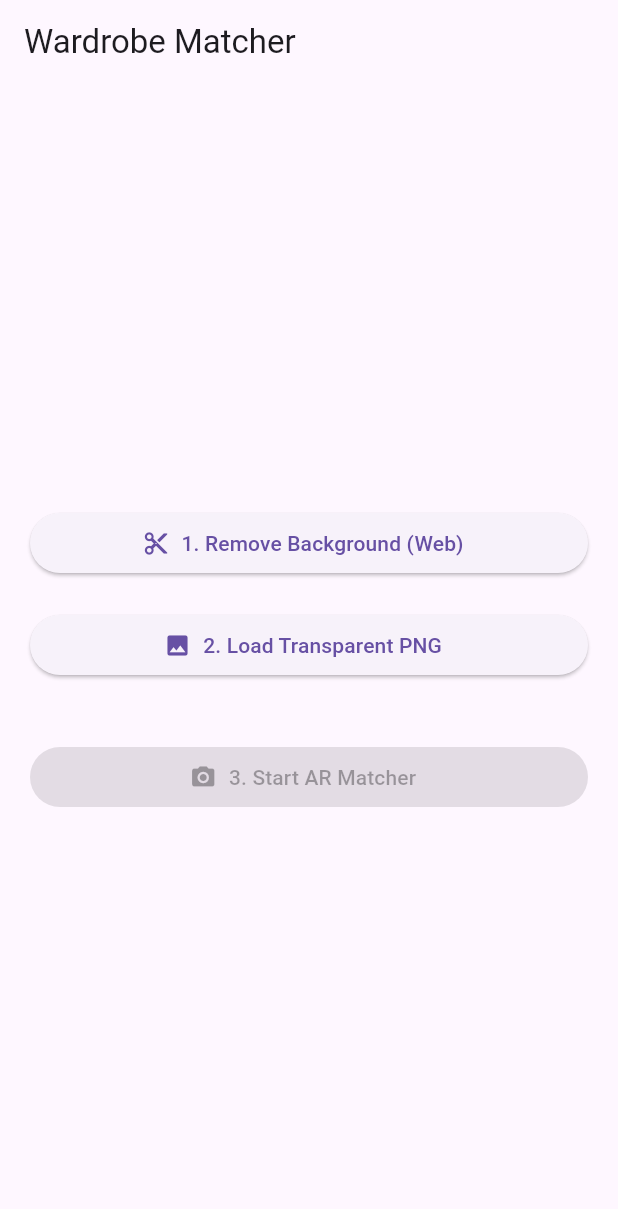
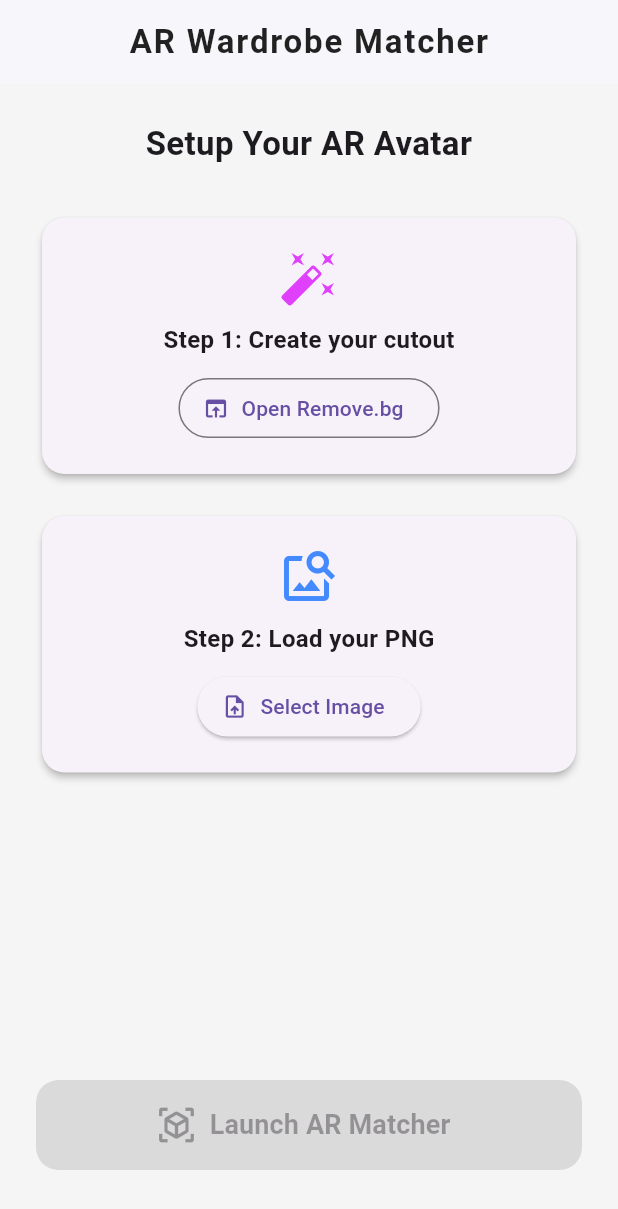
Before and after one commit to Anuradha-117/wardrobe_matcher, a Flutter app: the screen it shows after launch, on a phone screen of 412 x 824 dp. Shown: the top 1209 px of the screen. Run offline on Flutter 3.47's test engine with Material 3 defaults, Android fonts, the phone set to English and light mode, and no system bars; our stand-ins replace camera, image_picker.

Commit message:
Improved home screen UI with cards

```diff
--- a/lib/main.dart
+++ b/lib/main.dart
@@ -34,34 +34,109 @@ class _HomeScreenState extends State<HomeScreen> {
   @override
   Widget build(BuildContext context) {
     return Scaffold(
-      appBar: AppBar(title: Text("Wardrobe Matcher")),
-      body: Padding(
+      backgroundColor: Colors.grey[100],
+      appBar: AppBar(
+        title: const Text(
+          'AR Wardrobe Matcher',
+          style: TextStyle(fontWeight: FontWeight.bold, letterSpacing: 1.2),
+        ),
+        centerTitle: true,
+        backgroundColor: Colors.white,
+        foregroundColor: Colors.black87,
+        elevation: 1,
+      ),
+      body: SafeArea(
+        child: Padding(
+          padding: const EdgeInsets.all(24.0),
+          child: Column(
+            crossAxisAlignment: CrossAxisAlignment.stretch,
+            children: [
+              const Text(
+                "Setup Your AR Avatar",
+                style: TextStyle(fontSize: 22, fontWeight: FontWeight.bold),
+                textAlign: TextAlign.center,
+              ),
+              const SizedBox(height: 30),
+
+              Card(
+                elevation: 2,
+                shape: RoundedRectangleBorder(
+                  borderRadius: BorderRadius.circular(15),
+                ),
+                child: Padding(
                   padding: const EdgeInsets.all(20.0),
                   child: Column(
-          mainAxisAlignment: MainAxisAlignment.center,
-          crossAxisAlignment: CrossAxisAlignment.stretch,
                     children: [
-            ElevatedButton.icon(
-              icon: Icon(Icons.cut),
-              label: Text("1. Remove Background (Web)"),
+                      const Icon(
+                        Icons.auto_fix_high,
+                        size: 40,
+                        color: Colors.purpleAccent,
+                      ),
+                      const SizedBox(height: 10),
+                      const Text(
+                        "Step 1: Create your cutout",
+                        style: TextStyle(
+                          fontWeight: FontWeight.bold,
+                          fontSize: 16,
+                        ),
+                      ),
+                      const SizedBox(height: 10),
+                      OutlinedButton.icon(
                         onPressed: _launchURL,
-            ),
-            SizedBox(height: 20),
-            ElevatedButton.icon(
-              icon: Icon(Icons.image),
-              label: Text("2. Load Transparent PNG"),
-              onPressed: _pickImage,
-            ),
-            if (_userImage != null) ...[
-              SizedBox(height: 20),
-              Text(
-                "Image Loaded Successfully!",
-                textAlign: TextAlign.center,
-                style: TextStyle(color: Colors.green),
+                        icon: const Icon(Icons.open_in_browser),
+                        label: const Text("Open Remove.bg"),
                       ),
                     ],
-            SizedBox(height: 40),
-            FilledButton.icon(
+                  ),
+                ),
+              ),
+              const SizedBox(height: 20),
+
+              Card(
+                elevation: 2,
+                shape: RoundedRectangleBorder(
+                  borderRadius: BorderRadius.circular(15),
+                ),
+                child: Padding(
+                  padding: const EdgeInsets.all(20.0),
+                  child: Column(
+                    children: [
+                      Icon(
+                        _userImage == null
+                            ? Icons.image_search
+                            : Icons.check_circle,
+                        size: 40,
+                        color: _userImage == null
+                            ? Colors.blueAccent
+                            : Colors.green,
+                      ),
+                      const SizedBox(height: 10),
+                      Text(
+                        _userImage == null
+                            ? "Step 2: Load your PNG"
+                            : "Image Loaded Successfully!",
+                        style: const TextStyle(
+                          fontWeight: FontWeight.bold,
+                          fontSize: 16,
+                        ),
+                      ),
+                      const SizedBox(height: 10),
+                      ElevatedButton.icon(
+                        onPressed: _pickImage,
+                        icon: const Icon(Icons.upload_file),
+                        label: Text(
+                          _userImage == null ? "Select Image" : "Change Image",
+                        ),
+                      ),
+                    ],
+                  ),
+                ),
+              ),
+
+              const Spacer(),
+              SizedBox(
+                height: 60,
+                child: FilledButton.icon(
                   onPressed: _userImage == null
                       ? null
                       : () {
@@ -73,10 +148,22 @@ class _HomeScreenState extends State<HomeScreen> {
                             ),
                           );
                         },
-              icon: const Icon(Icons.camera_alt),
-              label: const Text("3. Start AR Matcher"),
+                  style: FilledButton.styleFrom(
+                    backgroundColor: Colors.black87,
+                    shape: RoundedRectangleBorder(
+                      borderRadius: BorderRadius.circular(15),
                     ),
+                  ),
+                  icon: const Icon(Icons.view_in_ar, size: 28),
+                  label: const Text(
+                    "Launch AR Matcher",
+                    style: TextStyle(fontSize: 18, fontWeight: FontWeight.bold),
+                  ),
+                ),
+              ),
+              const SizedBox(height: 20),
             ],
+          ),
         ),
       ),
     );
```
Lines whose indentation alone changed are shown as unchanged.
